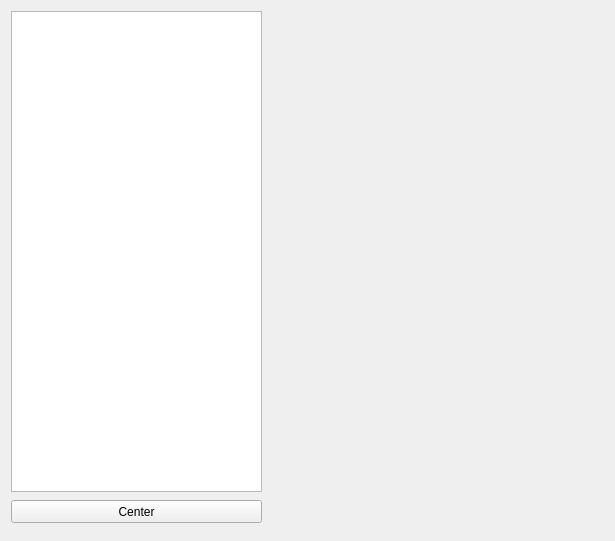
This is UI/StonksMainWindow.ui in ShinokuS/StonksApp as Qt 5 draws it before an edit. The edited form follows.
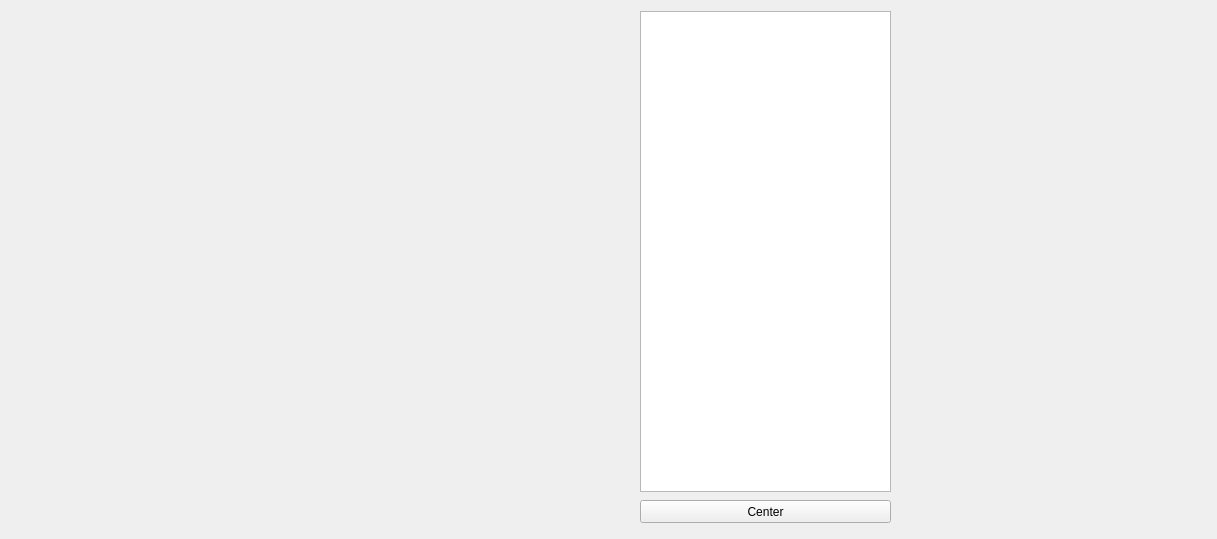
This is the edited form.

Commit message: изменил дизайн окна, добавил виджет для графика цены

What changed in the file:
```diff
--- a/UI/StonksMainWindow.ui
+++ b/UI/StonksMainWindow.ui
@@ -6,8 +6,8 @@
    <rect>
     <x>0</x>
     <y>0</y>
-    <width>615</width>
-    <height>541</height>
+    <width>1217</width>
+    <height>539</height>
    </rect>
   </property>
   <property name="windowTitle">
@@ -17,7 +17,7 @@
    <widget class="QWidget" name="graphWidget" native="true">
     <property name="geometry">
      <rect>
-      <x>270</x>
+      <x>890</x>
       <y>10</y>
       <width>331</width>
       <height>521</height>
@@ -27,7 +27,7 @@
    <widget class="QPushButton" name="centerButton">
     <property name="geometry">
      <rect>
-      <x>11</x>
+      <x>640</x>
       <y>500</y>
       <width>251</width>
       <height>23</height>
@@ -40,13 +40,23 @@
    <widget class="QTableView" name="tableView">
     <property name="geometry">
      <rect>
-      <x>11</x>
+      <x>640</x>
       <y>11</y>
       <width>251</width>
       <height>481</height>
      </rect>
     </property>
    </widget>
+   <widget class="QWidget" name="priceGraphWidget" native="true">
+    <property name="geometry">
+     <rect>
+      <x>-1</x>
+      <y>10</y>
+      <width>641</width>
+      <height>511</height>
+     </rect>
+    </property>
+   </widget>
   </widget>
  </widget>
  <layoutdefault spacing="6" margin="11"/>
```
